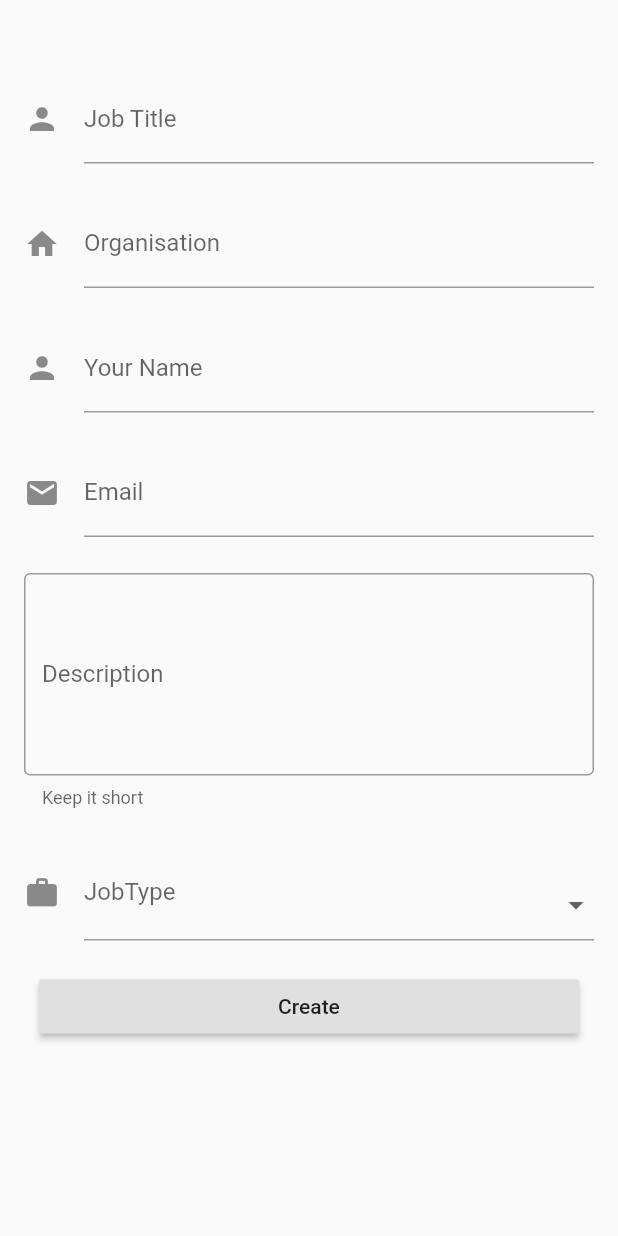
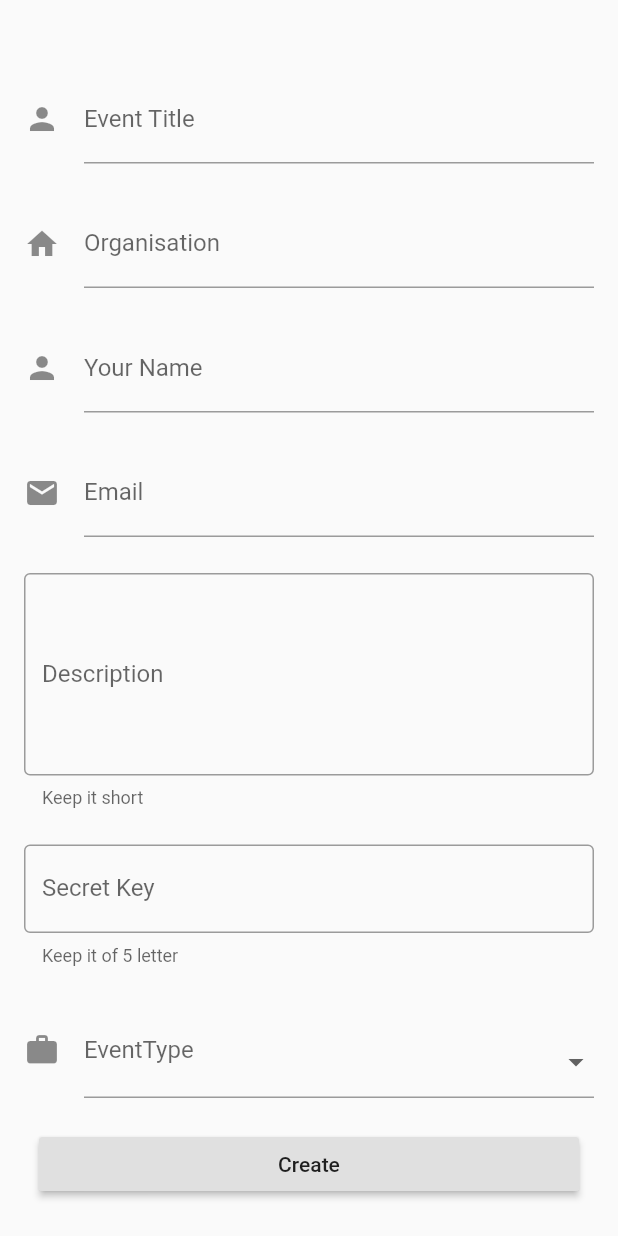
Before and after one commit to DEEPAK2811/IceBreaker, a Flutter app: the createjob screen opened directly, on a phone screen of 412 x 824 dp. Run offline on Flutter 3.47's test engine with Material 2 defaults, Android fonts, the phone set to English and light mode, and no system bars; our stand-ins replace cloud_firestore, firebase_auth; accounts and stored records are empty.

Commit message:
minor changes 4

```diff
--- a/lib/Models/Joblistmodel.dart
+++ b/lib/Models/Joblistmodel.dart
@@ -5,17 +5,24 @@ class JoblistModel {
   String name;
   String desc;
   String location;
+  String id;
+  String secret_key;
 
 
   JoblistModel.data(this.reference,
       [this.name,
         this.desc,
-        this.location]) {
+        this.location,
+        this.id,
+        this.secret_key,
+        ]) {
     // Set these rather than using the default value because Firebase returns
     // null if the value is not specified.
     this.name ??= 'Deepak';
     this.desc ??= 'Flutter Developer';
     this.location ??= 'Delhi';
+    this.id ??= '7';
+    this.secret_key ??= '7';
   }
 
   factory JoblistModel.from(DocumentSnapshot document) => JoblistModel.data(
@@ -23,6 +30,8 @@ class JoblistModel {
       document.data['name'],
       document.data['desc'],
       document.data['location'],
+      document.data['id'],
+      document.data['secret_key'],
       );
 
   void save() {
@@ -34,6 +43,8 @@ class JoblistModel {
       'name': name,
       'desc': desc,
       'location': location,
+      'id':id,
+      'secret_key':secret_key,
     };
   }
 }
--- a/lib/Widgets/jobcard.dart
+++ b/lib/Widgets/jobcard.dart
@@ -1,7 +1,6 @@
 import 'package:flutter/material.dart';
 import 'package:st_hack/Models/Joblistmodel.dart';
 import 'package:st_hack/ui/Uidata.dart';
-import 'package:st_hack/ui/verify_key.dart';
 
 class JobCard extends StatefulWidget {
   final JoblistModel data;
@@ -17,6 +16,7 @@ class JobCard extends StatefulWidget {
 class JobCardState extends State<JobCard> {
   JoblistModel data;
   String renderUrl;
+  static String my_space_id;
   TextEditingController textEditController = new TextEditingController();
 
   JobCardState(this.data);
@@ -35,7 +35,8 @@ class JobCardState extends State<JobCard> {
               new FlatButton(
                 child: new Text("Join"),
                 onPressed: () {
-                if (textEditController.text == data.id) {
+                  if (textEditController.text == data.secret_key) {
+                    my_space_id = data.id;
                     Navigator.pop(context);
                     Navigator.pushNamed(context, Uidata.event_space);
                   }
@@ -59,7 +60,8 @@ class JobCardState extends State<JobCard> {
           child: new ButtonBar(children: <Widget>[
         new FlatButton(
           child: const Text('Join Event'),
-            onPressed: () => _displayDialog(context),),
+          onPressed: () => _displayDialog(context),
+        ),
         new FlatButton(
           child: const Text('Deny/Out of reach'),
           onPressed: () {/* ... */},
--- a/lib/main.dart
+++ b/lib/main.dart
@@ -1,5 +1,9 @@
 import 'package:flutter/material.dart';
+import 'package:st_hack/ui/CreateHelp.dart';
+import 'package:st_hack/ui/create_events.dart';
+import 'package:st_hack/ui/event_space.dart';
 import 'package:st_hack/ui/events.dart';
+import 'package:st_hack/ui/verify_key.dart';
 import 'Authentication/auth.dart';
 import 'Authentication/auth_provider.dart';
 import 'RootPage.dart';
@@ -24,6 +28,10 @@ class MyApp extends StatelessWidget {
        // Uidata.root:(BuildContext context) =>  new RootPage(),
         Uidata.home:(BuildContext context) =>  new HomePage(),
         Uidata.events:(BuildContext context) =>  new events(),
+        Uidata.create_events:(BuildContext context) =>  new createjob(),
+       Uidata.event_space:(BuildContext context)=>new Event_space(),
+       Uidata.create_help:(BuildContext context)=>new CreateHelp(),
+        //Uidata.verify_key:(BuildContext context)=>new Verify_key(id: ,),
 
 },
       ),
--- a/lib/ui/Uidata.dart
+++ b/lib/ui/Uidata.dart
@@ -3,9 +3,13 @@ class Uidata{
 static const String root = "/";
 static const String home = "/home";
 static const String events = "/home/events";
+static const String event_space = "/home/event_space";
+static const String verify_key = "/home/verify_key";
 static const String join_event = "/home/join_events";
 static const String settings = "/home/settings";
 static const String backup = "/home/backup";
 static const String help_given = "/home/help_given";
 
+static const String create_help = "/home/event_space/create_help";
+static const String create_events = "/home/create_events";
 }
--- a/lib/ui/create_events.dart
+++ b/lib/ui/create_events.dart
@@ -3,6 +3,7 @@ import 'dart:async';
 import 'package:cloud_firestore/cloud_firestore.dart';
 import 'package:flutter/material.dart';
 import 'package:flutter/services.dart';
+import 'package:st_hack/ui/Uidata.dart';
 
 class createjob extends StatefulWidget {
   @override
@@ -11,26 +12,34 @@ class createjob extends StatefulWidget {
 
 class _createjobState extends State<createjob> {
   final GlobalKey<FormState> _formKey = new GlobalKey<FormState>();
-  List<String> _colors = <String>[
+
+  List<String> _types = <String>[
+    'Engingeering',
+    'Arts',
+    'Design',
+    'Social',
+    'Communication',
     '',
-    'FullTime',
-    'PartTime',
-    'RemoteOK',
-    'Testing'
   ];
-  String _color = '';
+  String _type = '';
   JobValues jb = new JobValues();
   StreamSubscription<DocumentSnapshot> subscription;
   final DocumentReference documentReference =
-      Firestore.instance.document("eventdata/${count}");
-  static int count = 5;
+      Firestore.instance.document("eventdata/$count");
+  static int count = 8;
   String oneAsString = count.toString();
 
   void _add() {
     Map<String, String> data = <String, String>{
-      "name": "${jb.title}",
+      "title": "${jb.title}",
       "desc": "${jb.description}",
-      "location": "${jb.organisation}",
+      "location": "${jb.location}",
+      "organisation":"${jb.organisation}",
+      "email":"${jb.email}",
+      "name":"${jb.name}",
+      "event_type":"${jb.type}",
+      "secret_key":"${jb.secret_key_string}",
+      "id": "${count}",
     };
     documentReference.setData(data).whenComplete(() {
       print("Document Added");
@@ -38,6 +47,11 @@ class _createjobState extends State<createjob> {
     count = count + 1;
   }
 
+@override
+  void dispose() {
+    super.dispose();
+    subscription?.cancel();
+  }
   @override
   Widget build(BuildContext context) {
     return Scaffold(
@@ -55,8 +69,8 @@ class _createjobState extends State<createjob> {
                     new TextFormField(
                       decoration: const InputDecoration(
                         icon: const Icon(Icons.person),
-                        hintText: 'Enter Job title',
-                        labelText: 'Job Title',
+                        hintText: 'Enter Event title',
+                        labelText: 'Event Title',
                       ),
                       inputFormatters: [
                         new LengthLimitingTextInputFormatter(30)
@@ -85,7 +99,7 @@ class _createjobState extends State<createjob> {
                     new TextFormField(
                       decoration: const InputDecoration(
                         icon: const Icon(Icons.email),
-                        hintText: 'Enter a email address',
+                        hintText: 'Enter your email address',
                         labelText: 'Email',
                       ),
                       keyboardType: TextInputType.emailAddress,
@@ -103,26 +117,36 @@ class _createjobState extends State<createjob> {
                       onSaved: (val) => jb.description = val,
                     ),
                     SizedBox(height: 24.0),
+                    new TextFormField(
+                      decoration: const InputDecoration(
+                        border: OutlineInputBorder(),
+                        hintText: 'Enter a Secret key in string format',
+                        labelText: 'Secret Key',
+                        helperText: 'Keep it of 5 letter',
+                      ),
+                      onSaved: (val) => jb.secret_key_string = val,
+                    ),
+                    SizedBox(height: 24.0),
                     new FormField(
                       builder: (FormFieldState state) {
                         return InputDecorator(
                           decoration: InputDecoration(
                             icon: const Icon(Icons.work),
-                            labelText: 'JobType',
+                            labelText: 'EventType',
                           ),
-                          isEmpty: _color == '',
+                          isEmpty: _type == '',
                           child: new DropdownButtonHideUnderline(
                             child: new DropdownButton(
-                              value: _color,
+                              value: _type,
                               isDense: true,
                               onChanged: (String newValue) {
                                 setState(() {
                                   // newContact.favoriteColor = newValue;
-                                  _color = newValue;
+                                  _type = newValue;
                                   state.didChange(newValue);
                                 });
                               },
-                              items: _colors.map((String value) {
+                              items: _types.map((String value) {
                                 return new DropdownMenuItem(
                                   value: value,
                                   child: new Text(value),
@@ -152,6 +176,8 @@ class _createjobState extends State<createjob> {
     form.save(); //This invokes each onSaved event
     print('Submitting to back end...');
     _add();
+    print('Going to home...');
+     Navigator.pushNamed(context, Uidata.home);
   }
 }
 
@@ -162,5 +188,7 @@ class JobValues {
   String organisation = '';
   String title;
   String location;
-  String favoriteColor = '';
+  String secret_key_string;
+
+  String type = '';
 }
--- a/lib/ui/events.dart
+++ b/lib/ui/events.dart
@@ -10,8 +10,9 @@ class events extends StatefulWidget {
 }
 
 class _eventsState extends State<events> {
-  StreamSubscription<DocumentSnapshot> subscription;
   String myText;
+  /*StreamSubscription<DocumentSnapshot> subscription;
+
   final DocumentReference documentReference =
       Firestore.instance.document("eventdata/events");
 
@@ -31,7 +32,7 @@ class _eventsState extends State<events> {
   void dispose() {
     super.dispose();
     subscription?.cancel();
-  }
+  }*/
 
   @override
   Widget build(BuildContext context) {
```
Lines whose indentation alone changed are shown as unchanged.
